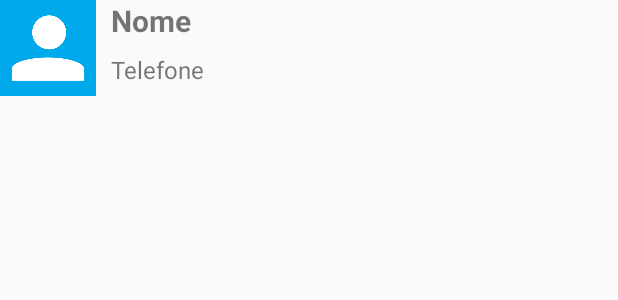
After one commit to guilhermefq/agenda-android-alura, an Android app: the layout list_item.xml on its own in the app's theme, with its tools: preview values and no code run, on a phone screen of 412 x 824 dp. The commit adds this screen. Shown: the top 300 px of the screen. Run offline under Robolectric (Android 15) with nearby library versions, the phone set to English and light mode, and no system bars.

Commit message:
Aula 3 A2

```diff
--- /dev/null
+++ b/app/src/main/res/layout/list_item.xml
@@ -0,0 +1,40 @@
+<?xml version="1.0" encoding="utf-8"?>
+<LinearLayout xmlns:android="http://schemas.android.com/apk/res/android"
+    android:orientation="horizontal"
+    android:layout_width="match_parent"
+    android:layout_height="wrap_content">
+
+    <ImageView
+        android:layout_width="64dp"
+        android:layout_height="64dp"
+        android:src="@drawable/person"
+        android:id="@+id/item_foto"/>
+
+    <LinearLayout
+        android:layout_width="wrap_content"
+        android:layout_height="wrap_content"
+        android:orientation="vertical"
+        android:gravity="center_vertical">
+
+        <TextView
+            android:layout_width="wrap_content"
+            android:layout_height="wrap_content"
+            android:id="@+id/item_nome"
+            android:text="Nome"
+            android:textSize="20sp"
+            android:textStyle="bold"
+            android:paddingLeft="10dp"/>
+
+        <TextView
+            android:layout_width="wrap_content"
+            android:layout_height="wrap_content"
+            android:id="@+id/item_telefone"
+            android:text="Telefone"
+            android:textSize="16sp"
+            android:paddingLeft="10sp"
+            android:paddingTop="8sp"/>
+
+    </LinearLayout>
+
+
+</LinearLayout>
```
Also changed, not shown: app/src/main/java/br/com/softgran/agenda/ListaContatosActivity.java (+6 -3 lines), app/src/main/java/br/com/softgran/agenda/adapter/ContatosAdapter.java (added, +72 -0 lines).
